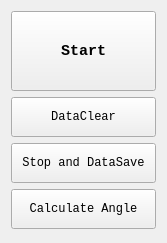
Above: src/ui/ProcessingProgress/processingprogress.ui from somabuggy2020/ONGAProject before the change. Below: the same form after it.
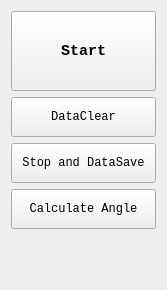
That is the form after the change.

```diff
--- a/src/ui/ProcessingProgress/processingprogress.ui
+++ b/src/ui/ProcessingProgress/processingprogress.ui
@@ -7,7 +7,7 @@
     <x>0</x>
     <y>0</y>
     <width>167</width>
-    <height>243</height>
+    <height>290</height>
    </rect>
   </property>
   <property name="maximumSize">
@@ -85,6 +85,19 @@
      </property>
     </widget>
    </item>
+   <item>
+    <spacer name="verticalSpacer">
+     <property name="orientation">
+      <enum>Qt::Vertical</enum>
+     </property>
+     <property name="sizeHint" stdset="0">
+      <size>
+       <width>20</width>
+       <height>40</height>
+      </size>
+     </property>
+    </spacer>
+   </item>
   </layout>
  </widget>
  <resources/>
```
